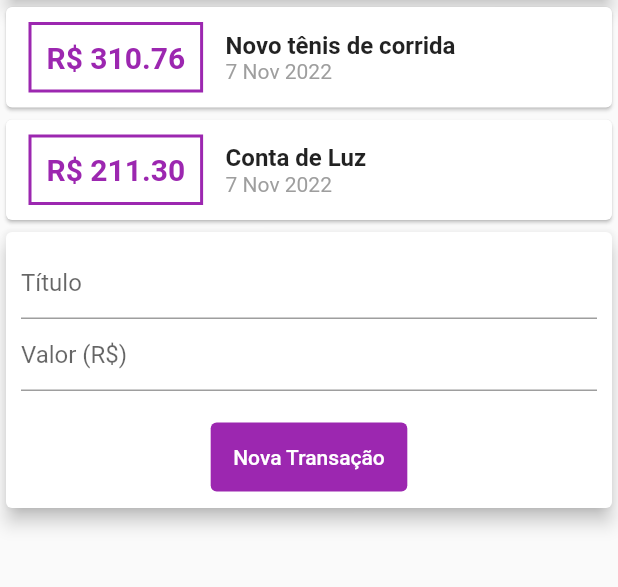
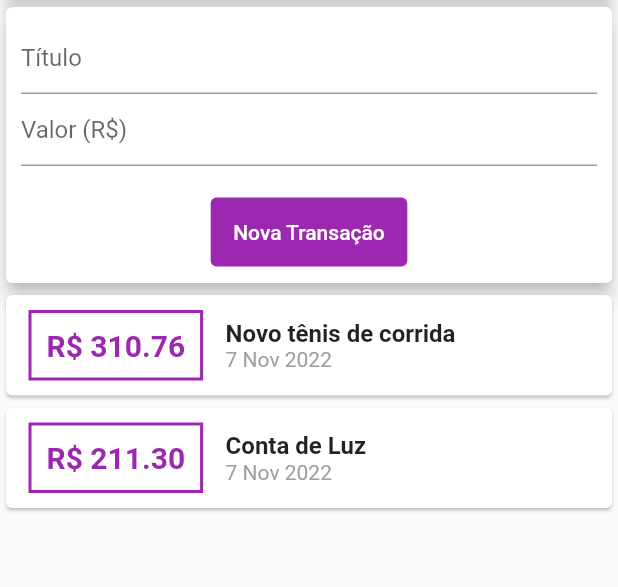
Before and after one commit to rafaelledo/despesas_pessoais, a Flutter app: the screen it shows after launch, on a phone screen of 412 x 824 dp, the part 119-706 px from its top. Run offline on Flutter 3.47's test engine with Material 2 defaults, Android fonts, the phone set to English and light mode, and no system bars.

Commit message:
add ListView and _submitForm()

```diff
--- a/lib/components/myhomepage.dart
+++ b/lib/components/my_home_page.dart
@@ -2,8 +2,7 @@ import 'package:flutter/material.dart';
 import 'transaction_user.dart';
 
 class MyHomePage extends StatelessWidget {
-
-  MyHomePage({super.key});
+  const MyHomePage({super.key});
 
   @override
   Widget build(BuildContext context) {
@@ -20,7 +19,7 @@ class MyHomePage extends StatelessWidget {
       body: Column(
         crossAxisAlignment: CrossAxisAlignment.stretch,
         children: const <Widget>[
-           SizedBox(
+          SizedBox(
             child: Card(
               color: Colors.blue,
               elevation: 5,
--- a/lib/components/transaction_list.dart
+++ b/lib/components/transaction_list.dart
@@ -12,8 +12,12 @@ class TransactionList extends StatelessWidget {
 
   @override
   Widget build(BuildContext context) {
-    return Column(
-      children: transactions.map((tr) {
+    return SizedBox(
+      height: 300,
+      child: ListView.builder(
+        itemCount: transactions.length,
+        itemBuilder: (ctx, index) {
+          final tr = transactions[index];
           return Card(
             child: Row(
               children: [
@@ -56,7 +60,8 @@ class TransactionList extends StatelessWidget {
               ],
             ),
           );
-      }).toList(),
+        },
+      ),
     );
   }
 }
--- a/lib/components/transaction_user.dart
+++ b/lib/components/transaction_user.dart
@@ -46,8 +46,8 @@ class _TransactionUserState extends State<TransactionUser> {
   Widget build(BuildContext context) {
     return Column(
       children: [
+        TransactionForm(onSubmit: _addTransaction),
         TransactionList(transactions: _transactions),
-        TransactionForm(onSubmit: _addTransaction),
       ],
     );
   }
--- a/lib/main.dart
+++ b/lib/main.dart
@@ -1,5 +1,5 @@
 import 'package:flutter/material.dart';
-import 'components/myhomepage.dart';
+import 'components/my_home_page.dart';
 
 void main(List<String> args) {
   runApp(const ExpensesApp());
@@ -10,7 +10,7 @@ class ExpensesApp extends StatelessWidget {
 
   @override
   Widget build(BuildContext context) {
-		return MaterialApp(
+    return const MaterialApp(
       debugShowCheckedModeBanner: false,
       home: MyHomePage(),
     );
```
Also changed, not shown: lib/components/transaction_form.dart (+15 -0 lines). Lines whose indentation alone changed are shown as unchanged.
